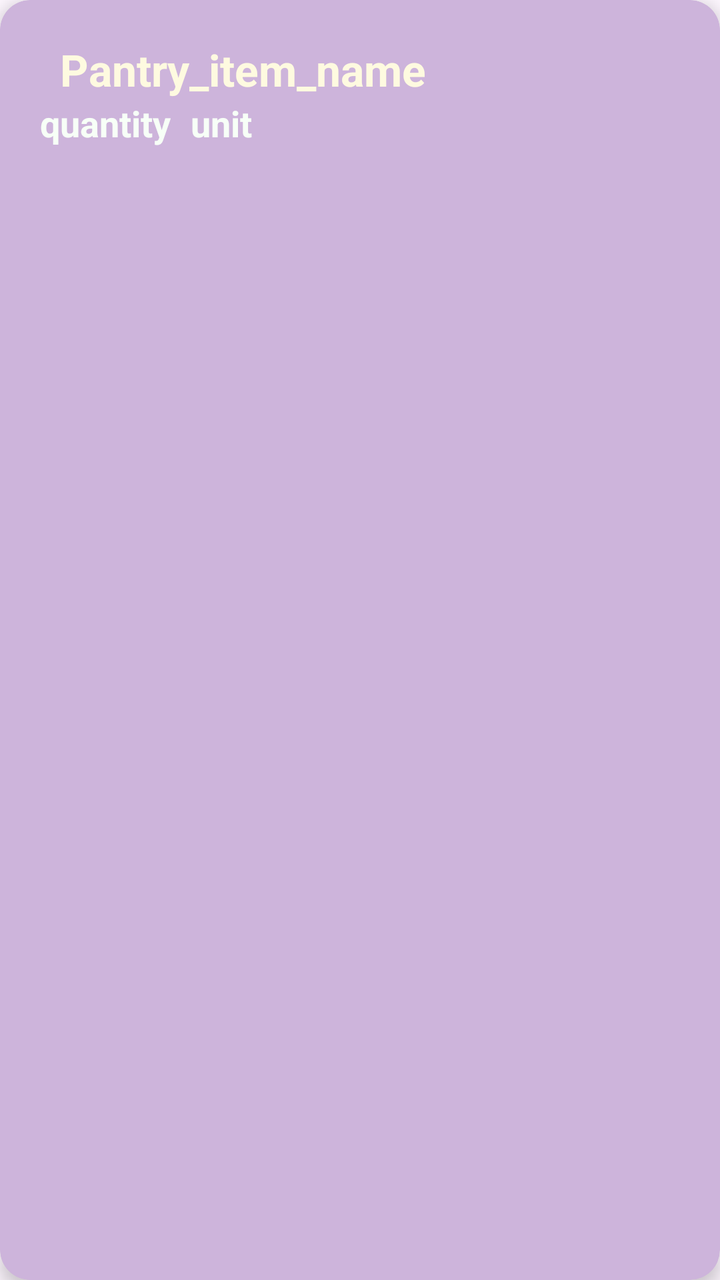
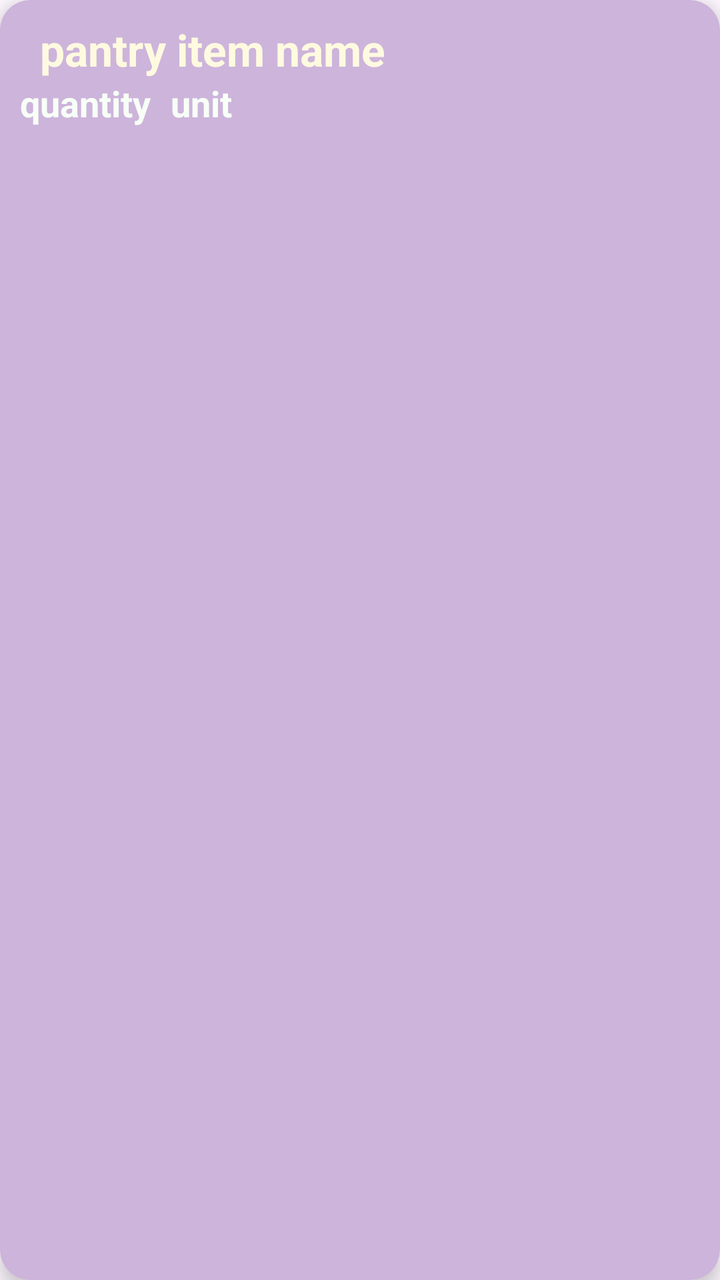

Screens rendered from an Android XML layout before and after an edit, with the pre-edit source and the edit as a unified diff.
<!-- AndroidManifest.xml: application theme Theme.Foodie -->
<!-- res/layout/pantry_item_card.xml -->
<?xml version="1.0" encoding="utf-8"?>
<androidx.cardview.widget.CardView xmlns:android="http://schemas.android.com/apk/res/android"
    xmlns:app="http://schemas.android.com/apk/res-auto"
    android:layout_width="match_parent"
    android:layout_height="wrap_content"
    android:layout_margin="10dp"
    app:cardCornerRadius="15dp"
    app:cardElevation="5dp"
    app:cardBackgroundColor="@color/pink_orchid">

    <LinearLayout
        android:layout_width="match_parent"
        android:layout_height="wrap_content"
        android:orientation="vertical"
        android:padding="20dp">

        <TextView
            android:id="@+id/pantry_item_name"
            android:layout_width="wrap_content"
            android:layout_height="wrap_content"
            android:paddingHorizontal="10dp"
            android:text="@string/pantry_item_name"
            android:textColor="@color/cornsilk"
            android:textSize="22sp"
            android:textStyle="bold" />

        <RelativeLayout
            android:layout_width="wrap_content"
            android:layout_height="wrap_content">
            <TextView
                android:id="@+id/pantry_item_quantity"
                android:layout_width="wrap_content"
                android:layout_height="wrap_content"
                android:layout_marginRight="10dp"
                android:text="@string/pantry_item_quantity"
                android:textColor="@color/mint_cream"
                android:textSize="18sp"
                android:textStyle="bold"/>

            <TextView
                android:id="@+id/pantry_item_unit"
                android:layout_width="wrap_content"
                android:layout_height="wrap_content"
                android:text="@string/pantry_item_unit"
                android:textColor="@color/mint_cream"
                android:textSize="18sp"
                android:textStyle="bold"
                android:layout_toRightOf="@id/pantry_item_quantity"
                />
        </RelativeLayout>
    </LinearLayout>

</androidx.cardview.widget.CardView>
<!-- resources referenced by this layout -->
<resources>
  <color name="cornsilk">#FEFAE0</color>
  <color name="mint_cream">#F7FFF7</color>
  <color name="pink_orchid">#CDB4DB</color>
  <string name="pantry_item_name">Pantry_item_name</string>
  <string name="pantry_item_quantity">quantity</string>
  <string name="pantry_item_unit">unit</string>
  <style name="Theme.Foodie" parent="Base.Theme.Foodie" />
  <style name="Base.Theme.Foodie" parent="Theme.Material3.DayNight.NoActionBar">
          
          
      </style>
</resources>

<!-- the commit's change to res/layout/pantry_item_card.xml (unified diff, before → after) -->
@@ -12,7 +12,7 @@
         android:layout_width="match_parent"
         android:layout_height="wrap_content"
         android:orientation="vertical"
-        android:padding="20dp">
+        android:padding="10dp">
 
         <TextView
             android:id="@+id/pantry_item_name"
<!-- resource entries referenced after the edit -->
@@ -3,7 +3,7 @@
   <color name="cornsilk">#FEFAE0</color>
   <color name="mint_cream">#F7FFF7</color>
   <color name="pink_orchid">#CDB4DB</color>
-  <string name="pantry_item_name">Pantry_item_name</string>
+  <string name="pantry_item_name">pantry item name</string>
   <string name="pantry_item_quantity">quantity</string>
   <string name="pantry_item_unit">unit</string>
   <style name="Theme.Foodie" parent="Base.Theme.Foodie" />
